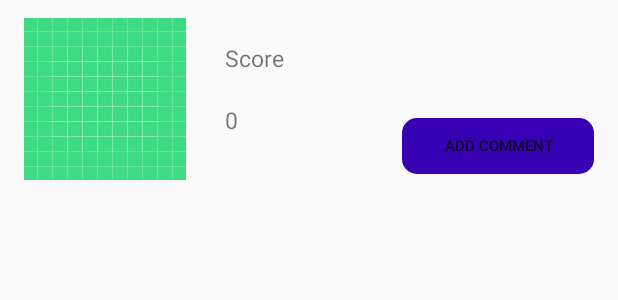
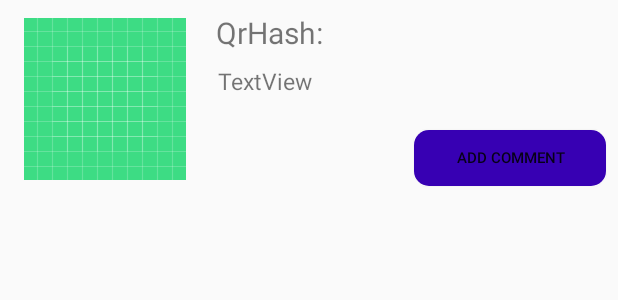
Before and after one commit to CMPUT301W22T01/QRpokemon, an Android app: the layout qr_inventory_list_content.xml on its own in the app's theme, with its tools: preview values and no code run, on a phone screen of 412 x 824 dp. Shown: the top 300 px of the screen. Run offline under Robolectric (Android 15) with nearby library versions, the phone set to English and light mode, and no system bars.

Commit message:
saving prograss

```diff
--- a/app/src/main/java/com/qrpokemon/qrpokemon/QrInventoryActivity.java
+++ b/app/src/main/java/com/qrpokemon/qrpokemon/QrInventoryActivity.java
@@ -2,6 +2,7 @@ package com.qrpokemon.qrpokemon;
 
 import android.os.Bundle;
 import android.util.Log;
+import android.widget.ScrollView;
 
 import androidx.annotation.Nullable;
 import androidx.appcompat.app.AppCompatActivity;
@@ -16,6 +17,7 @@ import java.util.Observer;
 public class QrInventoryActivity extends AppCompatActivity {
 
     HashMap listOfPlayerData;
+    ScrollView qrInventoryList;
     QrInventoryController qrInventoryController = QrInventoryController.getInstance();
     private String currentPlayer = null;
     final private String TAG = "QrInventoryActivity";
--- a/app/src/main/res/layout/qr_inventory_list_content.xml
+++ b/app/src/main/res/layout/qr_inventory_list_content.xml
@@ -18,40 +18,12 @@
         app:layout_constraintTop_toTopOf="parent"
         app:srcCompat="@drawable/ic_launcher_background" />
 
-    <LinearLayout
-        android:id="@+id/content_view_score"
-        android:layout_width="wrap_content"
-        android:layout_height="wrap_content"
-        android:layout_marginStart="4dp"
-        android:orientation="vertical"
-        app:layout_constraintRight_toRightOf="parent"
-        app:layout_constraintStart_toEndOf="@+id/imageView"
-        app:layout_constraintTop_toTopOf="parent">
-
-        <TextView
-            android:id="@+id/score_text_qr_inventory"
-            android:layout_width="wrap_content"
-            android:layout_height="wrap_content"
-            android:padding="10dp"
-            android:text="\nScore"
-            android:textSize="15sp" />
-
-        <TextView
-            android:id="@+id/score_qr_inventory"
-            android:layout_width="wrap_content"
-            android:layout_height="wrap_content"
-            android:padding="10dp"
-            android:text="0"
-            android:textSize="15sp" />
-
-    </LinearLayout>
-
     <Button
         android:id="@+id/add_comment_button"
         android:layout_width="128dp"
         android:layout_height="37dp"
-        android:layout_marginRight="16dp"
-        android:layout_marginBottom="16dp"
+        android:layout_marginRight="8dp"
+        android:layout_marginBottom="8dp"
         android:layout_weight="1"
         android:background="@drawable/custom_button_qr_inventory"
         android:text="Add comment"
@@ -59,5 +31,29 @@
         app:layout_constraintBottom_toBottomOf="parent"
         app:layout_constraintRight_toRightOf="parent" />
 
+    <TextView
+        android:id="@+id/qr_inventory_list_content_hash"
+        android:layout_width="260dp"
+        android:layout_height="46dp"
+        android:layout_marginStart="8dp"
+        android:layout_marginTop="8dp"
+        android:layout_marginEnd="6dp"
+        android:text="TextView"
+        android:textSize="15dp"
+        app:layout_constraintEnd_toEndOf="parent"
+        app:layout_constraintStart_toEndOf="@+id/imageView"
+        app:layout_constraintTop_toBottomOf="@+id/jb" />
+
+    <TextView
+        android:id="@+id/jb"
+        android:layout_width="wrap_content"
+        android:layout_height="wrap_content"
+        android:layout_marginStart="8dp"
+        android:layout_marginTop="8dp"
+        android:text="QrHash: "
+        android:textSize="20dp"
+        app:layout_constraintStart_toEndOf="@+id/imageView"
+        app:layout_constraintTop_toTopOf="parent" />
+
 
 </androidx.constraintlayout.widget.ConstraintLayout>
```
